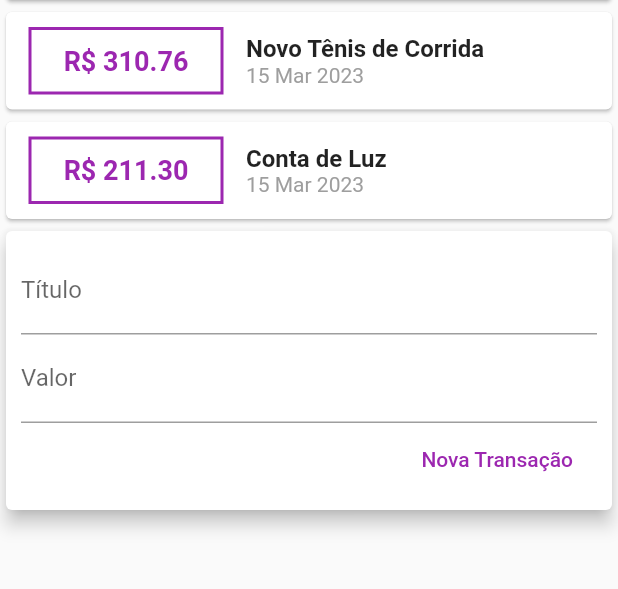
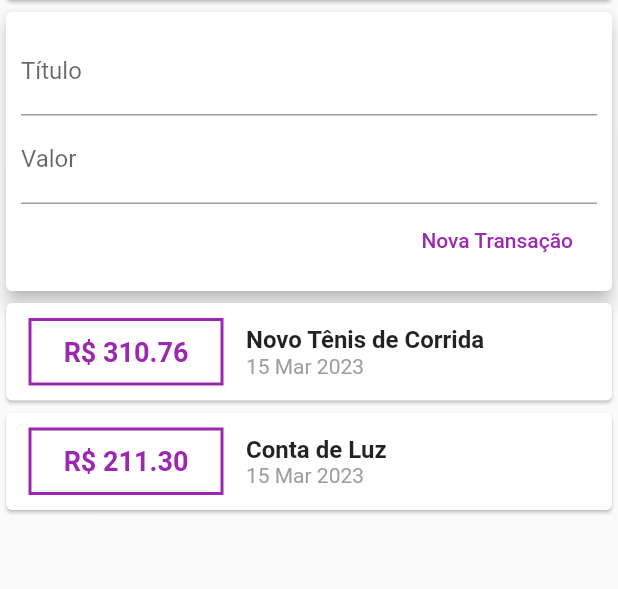
Before and after one commit to bruno15b/despesasFlutterApp, a Flutter app: the screen it shows after launch, on a phone screen of 412 x 824 dp, the part 114-703 px from its top. Run offline on Flutter 3.47's test engine with Material 2 defaults, Android fonts, the phone set to English and light mode, and no system bars.

Commit message:
refactored code using ListView, improving performance

```diff
--- a/lib/components/transaction_list.dart
+++ b/lib/components/transaction_list.dart
@@ -11,8 +11,12 @@ class TransactionList extends StatelessWidget {
   @override
   Widget build(BuildContext context) {
     return
-      Column(
-        children: this.transactions.map((tr) {
+      Container(
+        height: 400,
+        child: ListView.builder(
+          itemCount: this.transactions.length,
+          itemBuilder: (ctx,index){
+            final tr = transactions[index];
             return Card(
               child: Row(
                 children: [
@@ -57,7 +61,8 @@ class TransactionList extends StatelessWidget {
                 ],
               ),
             );
-        }).toList(),
+          },
+        ),
       );
   }
 }
--- a/lib/components/transaction_user.dart
+++ b/lib/components/transaction_user.dart
@@ -23,7 +23,7 @@ class _TransactionUserState extends State<TransactionUser> {
       title: "Conta de Luz",
       value: 211.30,
       date: DateTime.now(),
-    ),
+    )
   ];
 
   _addTransaciton(String title, double value) {
@@ -42,8 +42,8 @@ class _TransactionUserState extends State<TransactionUser> {
   Widget build(BuildContext context) {
     return Column(
       children: [
+        TransactionForm(this._addTransaciton),
         TransactionList(this._transactions),
-        TransactionForm(this._addTransaciton),
       ],
     );
   }
--- a/lib/main.dart
+++ b/lib/main.dart
@@ -22,7 +22,8 @@ class MyHomePage extends StatelessWidget {
       appBar: AppBar(
         title: Text("Despesas Pessoais"),
       ),
-      body: Column(
+      body: SingleChildScrollView(
+        child: Column(
           crossAxisAlignment: CrossAxisAlignment.stretch,
           children: <Widget>[
             Container(
@@ -33,6 +34,7 @@ class MyHomePage extends StatelessWidget {
             TransactionUser(),
           ],
         ),
+      ),
     );
   }
 }
```
Also changed, not shown: lib/components/transaction_form.dart (+15 -5 lines). Lines whose indentation alone changed are shown as unchanged.
